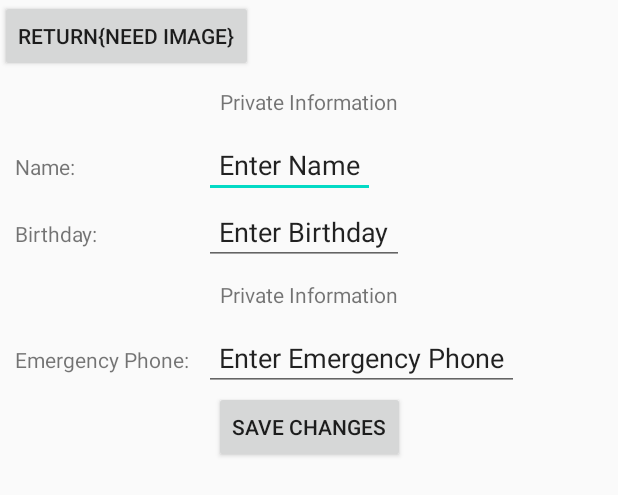
After one commit to ElikBelik77/PulseNotifier, an Android app: the layout activity_option.xml on its own in the app's theme, with its tools: preview values and no code run, on a phone screen of 412 x 824 dp. The commit adds this screen. Shown: the top 495 px of the screen. Run offline under Robolectric (Android 15) with nearby library versions, the phone set to English and light mode, and no system bars.

Commit message:
Added OptionActivity for the app's options (with saving the user's name, birthday and emergency phone at the shared preferences).

```diff
--- /dev/null
+++ b/app/src/main/res/layout/activity_option.xml
@@ -0,0 +1,147 @@
+<?xml version="1.0" encoding="utf-8"?>
+<RelativeLayout xmlns:android="http://schemas.android.com/apk/res/android"
+    xmlns:app="http://schemas.android.com/apk/res-auto"
+    xmlns:tools="http://schemas.android.com/tools"
+    android:layout_width="match_parent"
+    android:layout_height="match_parent"
+    tools:context=".OptionActivity">
+
+    <Button
+        android:id="@+id/returnButton"
+
+        android:layout_width="wrap_content"
+        android:layout_height="wrap_content"
+        android:layout_alignParentEnd="false"
+
+        android:onClick="onReturnClick"
+        android:text="return{need image}" />
+
+
+    <GridLayout
+        android:layout_width="match_parent"
+        android:layout_height="match_parent"
+        android:layout_below="@id/returnButton"
+        android:columnCount="2"
+        android:rowCount="6">
+
+
+        <TextView
+            android:id="@+id/privateInformationTextView"
+
+            android:layout_width="wrap_content"
+            android:layout_height="wrap_content"
+
+            android:layout_columnSpan="2"
+            android:layout_gravity="center_horizontal"
+            android:padding="10dp"
+            android:text="Private Information" />
+
+
+        <TextView
+            android:id="@+id/nameTextView"
+
+            android:layout_width="wrap_content"
+            android:layout_height="wrap_content"
+
+            android:padding="10dp"
+
+            android:text="Name:" />
+
+
+        <EditText
+            android:id="@+id/nameEditText"
+
+            android:layout_width="wrap_content"
+            android:layout_height="wrap_content"
+
+            android:padding="10dp"
+            android:singleLine="true"
+
+            android:text="Enter Name"
+            android:autofillHints="Enter Name"
+            android:inputType="textPersonName"
+            tools:ignore="LabelFor" />
+
+
+        <TextView
+            android:id="@+id/birthdayTextView"
+
+            android:layout_width="wrap_content"
+            android:layout_height="wrap_content"
+
+            android:padding="10dp"
+
+            android:text="Birthday:" />
+
+
+        <EditText
+            android:id="@+id/birthdayEditText"
+
+            android:layout_width="wrap_content"
+            android:layout_height="wrap_content"
+
+            android:padding="10dp"
+            android:singleLine="true"
+
+            android:text="Enter Birthday"
+            android:autofillHints="Enter your birth date"
+            android:inputType="date"
+            tools:ignore="LabelFor" />
+
+
+        <TextView
+            android:id="@+id/titleTextView"
+
+            android:layout_width="wrap_content"
+            android:layout_height="wrap_content"
+
+            android:layout_columnSpan="2"
+            android:layout_gravity="center_horizontal"
+            android:padding="10dp"
+            android:text="Private Information" />
+
+
+        <TextView
+            android:id="@+id/emergencyPhoneTextView"
+
+            android:layout_width="wrap_content"
+            android:layout_height="wrap_content"
+
+            android:padding="10dp"
+
+            android:text="Emergency Phone:" />
+
+
+        <EditText
+            android:id="@+id/emergencyPhoneEditText"
+
+            android:layout_width="wrap_content"
+            android:layout_height="wrap_content"
+
+            android:padding="10dp"
+            android:singleLine="true"
+
+            android:text="Enter Emergency Phone"
+            android:autofillHints="Enter a valid phone number"
+            android:inputType="phone"
+            android:digits="0123456789+- "
+            tools:ignore="LabelFor" />
+
+        <Button
+            android:id="@+id/submitButton"
+
+            android:layout_width="wrap_content"
+            android:layout_height="wrap_content"
+            android:layout_columnSpan="2"
+
+            android:layout_alignParentEnd="false"
+            android:layout_gravity="center_horizontal"
+
+            android:onClick="onSubmitClick"
+            android:text="Save Changes" />
+
+
+    </GridLayout>
+
+
+</RelativeLayout>
--- a/app/src/main/res/values/strings.xml
+++ b/app/src/main/res/values/strings.xml
@@ -6,4 +6,8 @@
     <string name="time_text_view">Time:</string>
     <string name="map_text_view">Map</string>
     <string name="recording_text_view">Recording</string>
+    <string name="preferences_name">SharedPreferences</string>
+    <string name="name_pref_name">UserName</string>
+    <string name="bday_pref_name">UserBirthday</string>
+    <string name="phone_pref_name">UserEmergencyPhone</string>
 </resources>
--- /dev/null
+++ b/gradle.properties
@@ -0,0 +1 @@
+android.useAndroidX = true
```
Also changed, not shown: app/src/main/AndroidManifest.xml (+11 -6 lines), app/src/main/java/com/example/pulsenotifier/OptionActivity.java (added, +80 -0 lines).
